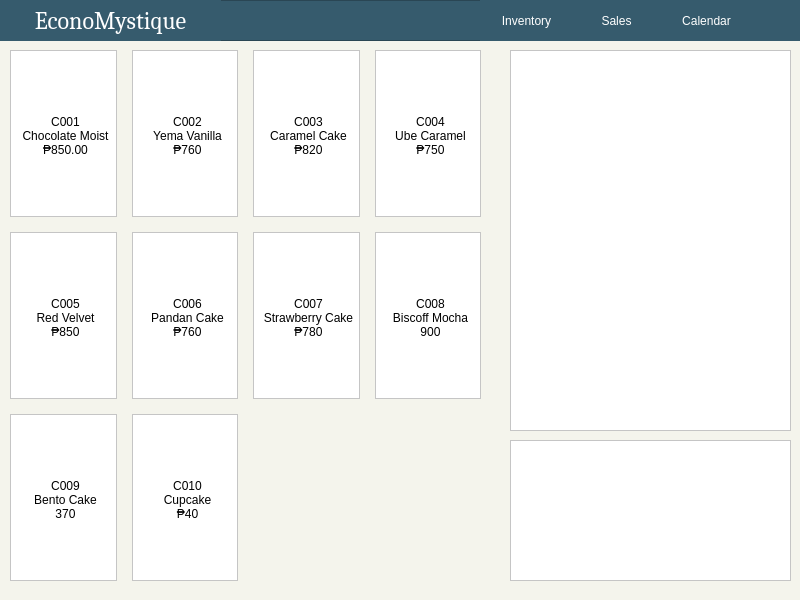
First picture: the form in pos.ui, repository ongchangco/Economystique2, before the edit.
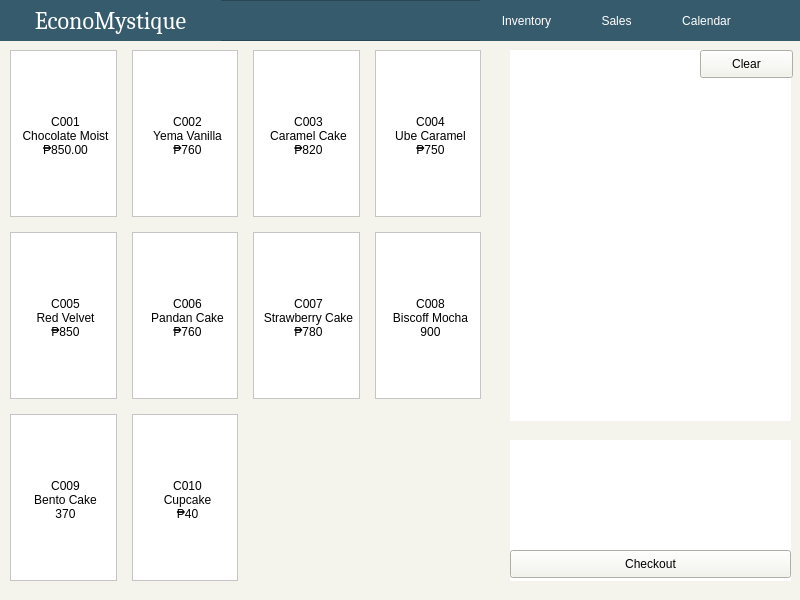
Second picture: the form after the edit. Icons and pictures are not drawn.

Commit message: added functions for pos menu buttons

```diff
--- a/pos.ui
+++ b/pos.ui
@@ -557,26 +557,36 @@
     </item>
    </layout>
   </widget>
-  <widget class="QFrame" name="frame_12">
+  <widget class="QLabel" name="cartlabel">
    <property name="geometry">
     <rect>
      <x>510</x>
      <y>50</y>
      <width>281</width>
-     <height>381</height>
+     <height>371</height>
     </rect>
    </property>
    <property name="styleSheet">
     <string notr="true">background-color: white;</string>
    </property>
-   <property name="frameShape">
-    <enum>QFrame::StyledPanel</enum>
+   <property name="text">
+    <string/>
    </property>
-   <property name="frameShadow">
-    <enum>QFrame::Raised</enum>
+  </widget>
+  <widget class="QPushButton" name="btnClear">
+   <property name="geometry">
+    <rect>
+     <x>700</x>
+     <y>50</y>
+     <width>93</width>
+     <height>28</height>
+    </rect>
    </property>
+   <property name="text">
+    <string>Clear</string>
+   </property>
   </widget>
-  <widget class="QFrame" name="frame_13">
+  <widget class="QLabel" name="checkoutlabel">
    <property name="geometry">
     <rect>
      <x>510</x>
@@ -588,11 +598,21 @@
    <property name="styleSheet">
     <string notr="true">background-color: white;</string>
    </property>
-   <property name="frameShape">
-    <enum>QFrame::StyledPanel</enum>
+   <property name="text">
+    <string/>
    </property>
-   <property name="frameShadow">
-    <enum>QFrame::Raised</enum>
+  </widget>
+  <widget class="QPushButton" name="btnCheckout">
+   <property name="geometry">
+    <rect>
+     <x>510</x>
+     <y>550</y>
+     <width>281</width>
+     <height>28</height>
+    </rect>
+   </property>
+   <property name="text">
+    <string>Checkout</string>
    </property>
   </widget>
  </widget>
```
The commit also changes 4 other files.
